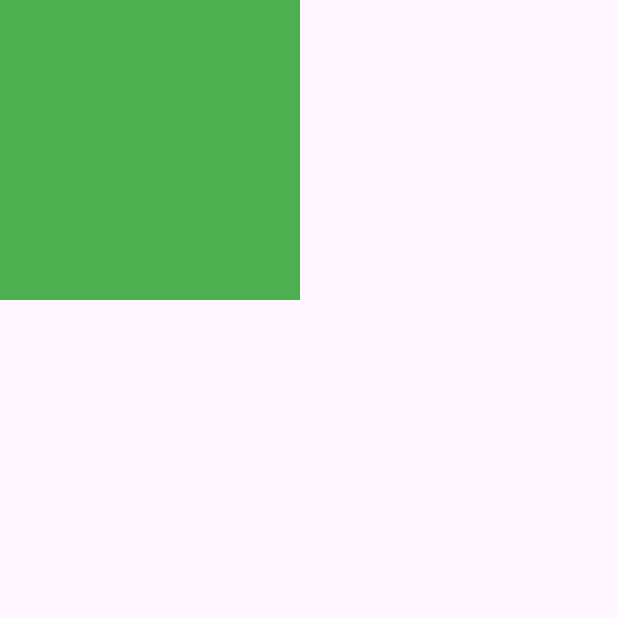
After one commit to Hassanulhaq52/Flutter-Teaching, a Flutter app: the screen it shows after launch, on a phone screen of 412 x 824 dp, the top half of it. The commit adds this screen. Run offline on Flutter 3.47's test engine with Material 3 defaults, Android fonts, the phone set to English and light mode, and no system bars.

Commit message:
Layout Builder and some changes in Themes.

```diff
--- a/lib/main.dart
+++ b/lib/main.dart
@@ -89,6 +89,7 @@ import 'package:app/multi_child/stack_screen.dart';
 import 'package:app/navigation/home_screen.dart';
 import 'package:app/navigation/screen_one.dart';
 import 'package:app/navigation/screen_two.dart';
+import 'package:app/styling_responsiveness/layout_builder.dart';
 import 'package:app/styling_responsiveness/styling_screen.dart';
 import 'package:flutter/material.dart';
 import 'package:provider/provider.dart';
@@ -105,8 +106,10 @@ class MyApp extends StatelessWidget {
     return MaterialApp(
       debugShowCheckedModeBanner: false,
       title: 'Styling Demo',
-      theme: ThemeData.dark(),
-      home: TextEditingControllerScreen(),
+      theme: ThemeData.light(),
+      darkTheme: ThemeData.dark(),
+      themeMode: ThemeMode.system,
+      home: LayoutBuilderScreen(),
     );
   }
 }
--- /dev/null
+++ b/lib/styling_responsiveness/layout_builder.dart
@@ -0,0 +1,53 @@
+import 'package:flutter/material.dart';
+
+class LayoutBuilderScreen extends StatefulWidget {
+  const LayoutBuilderScreen({super.key});
+
+  @override
+  State<LayoutBuilderScreen> createState() => _LayoutBuilderScreenState();
+}
+
+class _LayoutBuilderScreenState extends State<LayoutBuilderScreen> {
+  @override
+  Widget build(BuildContext context) {
+    return Scaffold(
+      body: LayoutBuilder(
+        builder: (context, constraints) {
+          if (constraints.maxWidth > 400 && constraints.maxWidth < 500) {
+            return Container(
+              width: 200,
+              height: 200,
+              color: Colors.green,
+            );
+          } else if (constraints.maxWidth > 500) {
+            return Column(
+              children: [
+                Container(
+                  width: 200,
+                  height: 200,
+                  color: Colors.blue,
+                ),
+                Text('dfdffd'),
+              ],
+            );
+          } else {
+            return Row(
+              children: [
+                Expanded(
+                    child: Container(
+                  height: 200,
+                  color: Colors.yellow,
+                )),
+                Expanded(
+                    child: Container(
+                  height: 200,
+                  color: Colors.red,
+                )),
+              ],
+            );
+          }
+        },
+      ),
+    );
+  }
+}
```
